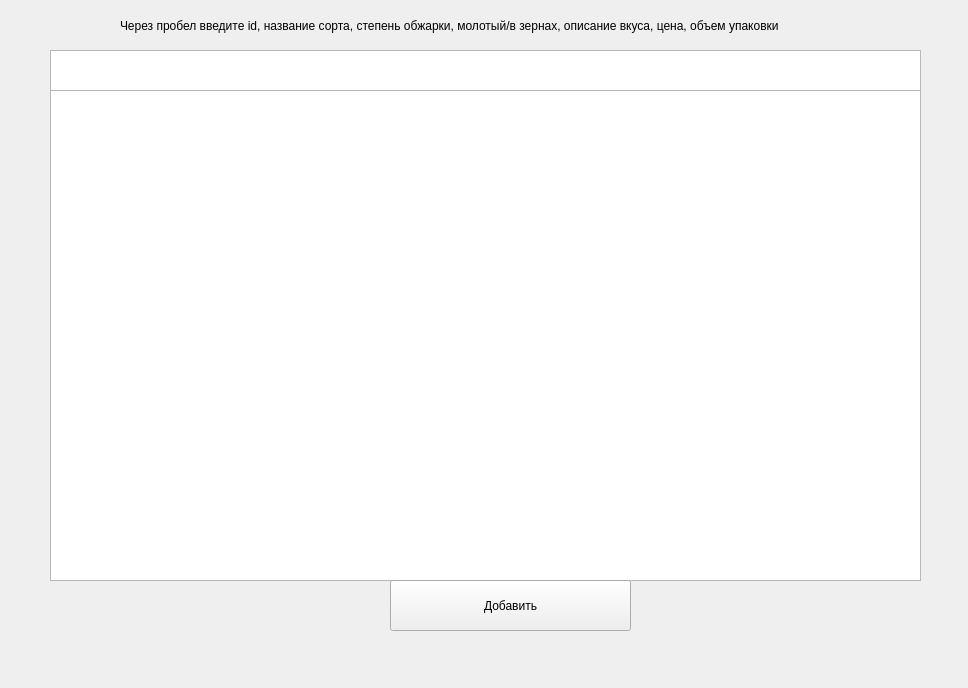
Qt form main.ui (kttrrv322/newrepository) before a commit.
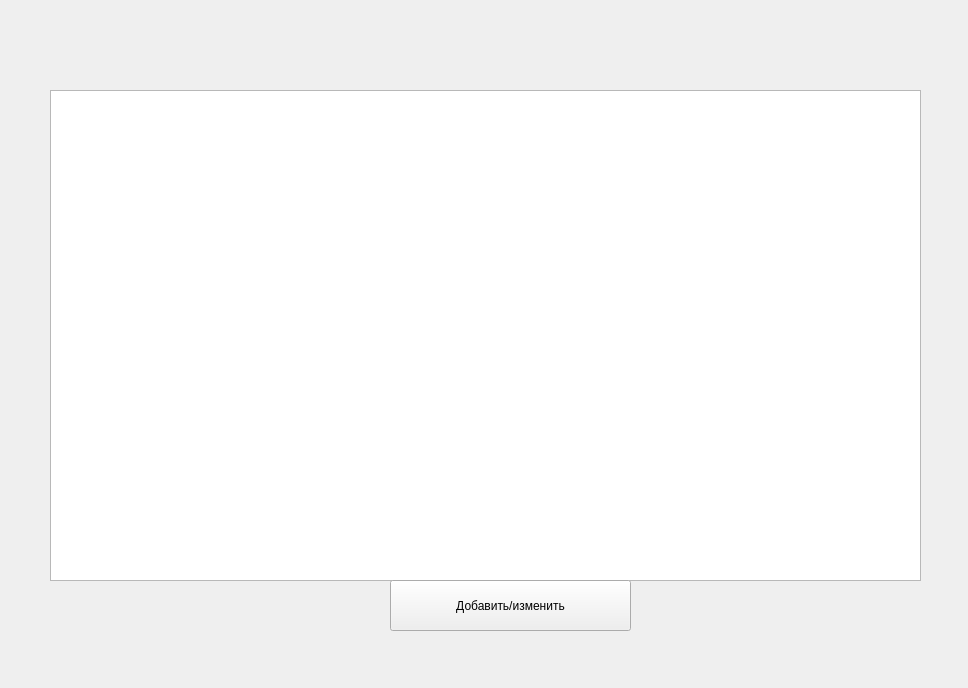
The same form after that commit.

```diff
--- a/main.ui
+++ b/main.ui
@@ -23,16 +23,6 @@
     </rect>
    </property>
   </widget>
-  <widget class="QTextEdit" name="textEdit">
-   <property name="geometry">
-    <rect>
-     <x>50</x>
-     <y>50</y>
-     <width>871</width>
-     <height>41</height>
-    </rect>
-   </property>
-  </widget>
   <widget class="QPushButton" name="pushButton">
    <property name="geometry">
     <rect>
@@ -43,20 +33,7 @@
     </rect>
    </property>
    <property name="text">
-    <string>Добавить</string>
-   </property>
-  </widget>
-  <widget class="QLabel" name="label">
-   <property name="geometry">
-    <rect>
-     <x>120</x>
-     <y>10</y>
-     <width>701</width>
-     <height>31</height>
-    </rect>
-   </property>
-   <property name="text">
-    <string>Через пробел введите id, название сорта, степень обжарки, молотый/в зернах, описание вкуса, цена, объем упаковки</string>
+    <string>Добавить/изменить</string>
    </property>
   </widget>
  </widget>
```
